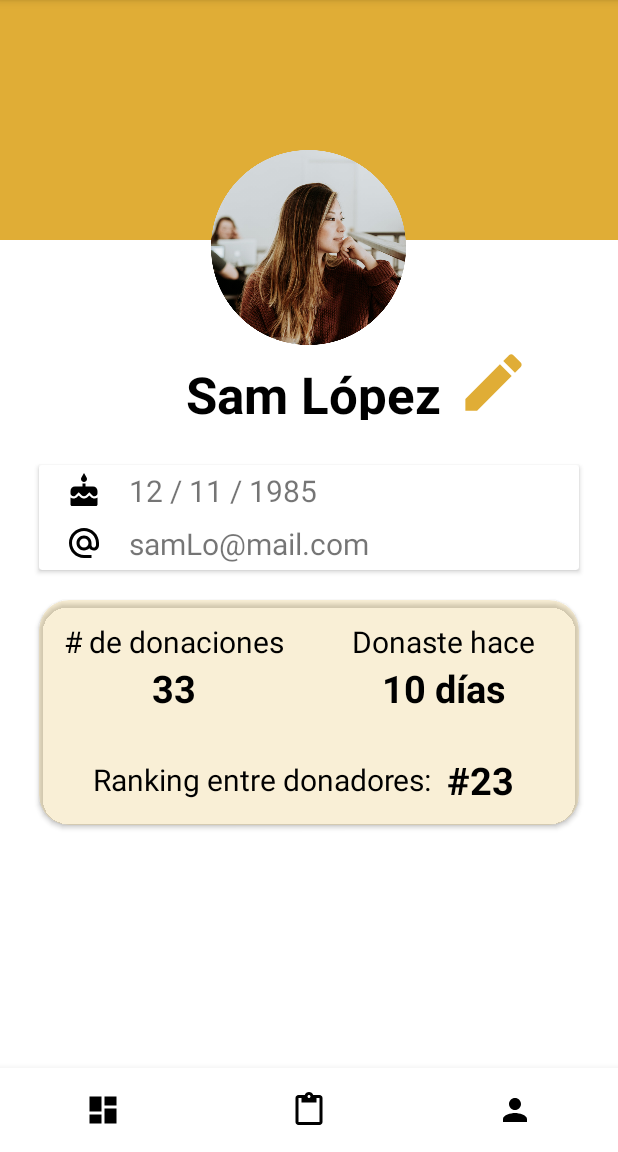
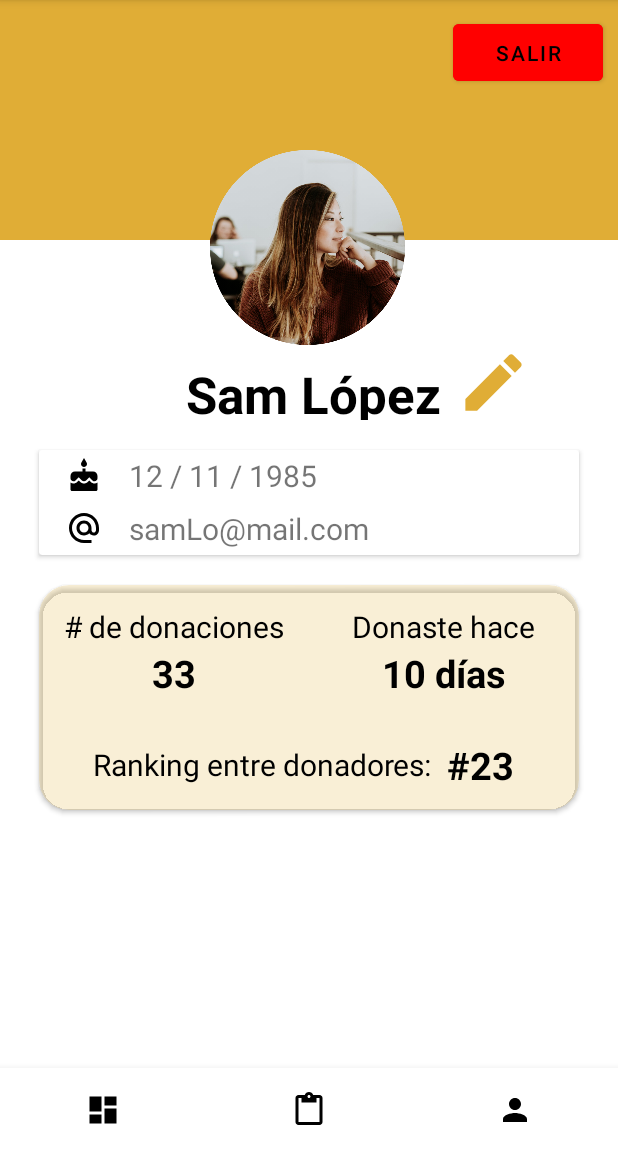
Before and after one commit to Brenda1605/BancoAlimentos, an Android app: the fragment FragmentProfile placed in its activity, on a phone screen of 412 x 824 dp, the part 84-1236 px from its top. Run offline under Robolectric (Android 15) with nearby library versions, the phone set to English and light mode, and no system bars.

Commit message:
Log out Button Profile Page

```diff
--- a/app/src/main/res/layout/fragment_profile.xml
+++ b/app/src/main/res/layout/fragment_profile.xml
@@ -16,17 +16,29 @@
             android:background="@drawable/orangebackground"
             android:orientation="vertical"
             android:weightSum="17">
-            <LinearLayout
+            <RelativeLayout
                 android:gravity="center_horizontal"
                 android:layout_width="match_parent"
                 android:layout_height="0dp"
                 android:layout_weight="14">
+
+                <Button
+                    android:layout_width="100dp"
+                    android:layout_height="50dp"
+                    android:backgroundTint="#ff0000"
+                    android:layout_alignParentEnd="true"
+                    android:layout_marginRight="10dp"
+                    android:layout_marginTop="10dp"
+                    android:text="Salir"
+                    android:textColor="@color/black"></Button>
+
                 <ImageView
                     android:layout_width="130dp"
                     android:layout_height="130dp"
                     android:layout_marginTop="100dp"
+                    android:layout_marginLeft="140dp"
                     android:src="@drawable/roundprofile" />
-            </LinearLayout>
+            </RelativeLayout>
             <LinearLayout
                 android:orientation="horizontal"
                 android:layout_width="match_parent"
@@ -65,7 +77,7 @@
             android:layout_width="360dp"
             android:layout_height="70dp"
             android:layout_centerHorizontal="true"
-            android:layout_marginTop="310dp">
+            android:layout_marginTop="300dp">
             <LinearLayout
                 android:layout_width="match_parent"
                 android:layout_height="match_parent"
@@ -85,7 +97,7 @@
                             android:layout_width="wrap_content"
                             android:layout_height="wrap_content"
                             android:src="@drawable/ic_cake"
-                            android:tint="@color/black">
+                            app:tint="@color/black">
                         </ImageView>
                     </LinearLayout>
                     <LinearLayout
@@ -140,7 +152,7 @@
             android:layout_width="360dp"
             android:layout_height="150dp"
             android:layout_centerHorizontal="true"
-            android:layout_marginTop="400dp"
+            android:layout_marginTop="390dp"
             android:backgroundTint="#33E0AD36"
             app:cardCornerRadius="20dp">
             <LinearLayout
```
